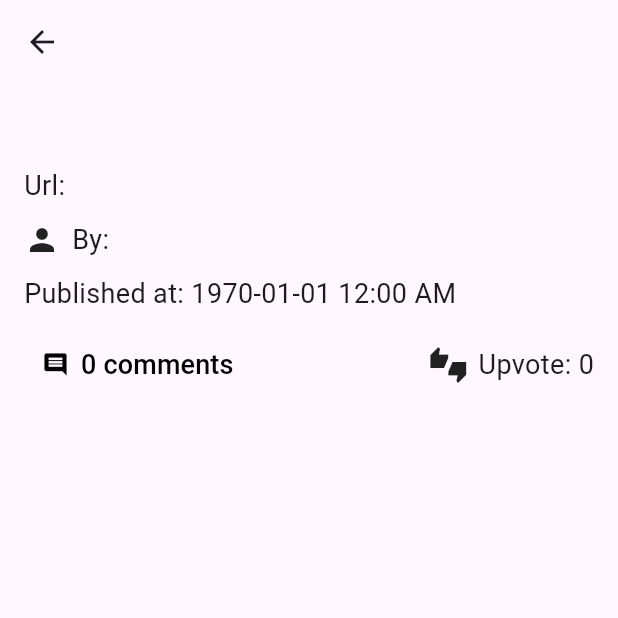
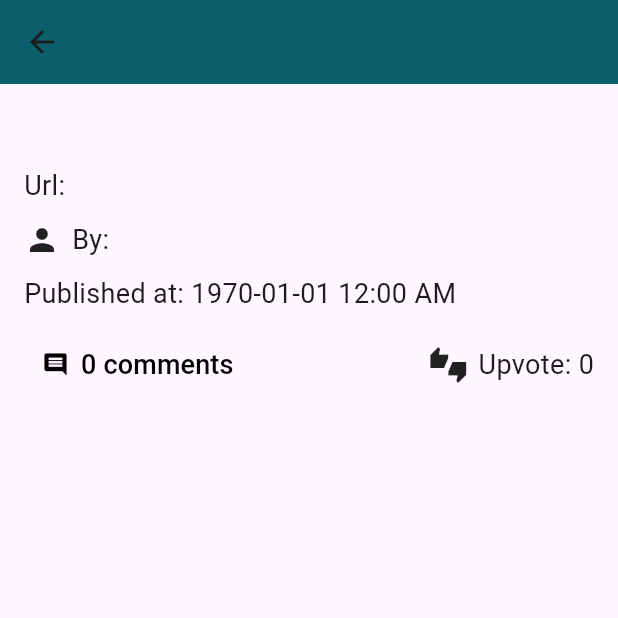
Before and after one commit to mahadihanif/Hacker-News-API-News-App, a Flutter app: the DetailedNewsPage screen opened directly with empty values, on a phone screen of 412 x 824 dp, the top half of it. Run offline on Flutter 3.47's test engine with Material 3 defaults, Android fonts, the phone set to English and light mode, and no system bars; our stand-ins replace get; network calls fail.

Commit message:
Added Custom App bar

```diff
--- a/lib/controller/storiesController.dart
+++ b/lib/controller/storiesController.dart
@@ -6,7 +6,7 @@ import '../models/news_model.dart';
 import '../resources/urlHelper.dart';
 
 class ItemController extends GetxController {
-  var items = <ItemModel>[].obs;
+  var items = <TopStoryModel>[].obs;
   var isLoading = true.obs;
   var isLoadingMore = false.obs;
   var comments = <CommentModel>[].obs;
@@ -41,7 +41,7 @@ class ItemController extends GetxController {
           final storyUrl = Uri.parse(UrlHelper.urlForStory(id));
           final itemResponse = await http.get(storyUrl); // Getting Story by ID
           if (itemResponse.statusCode == 200) {
-            items.add(ItemModel.fromJson(json.decode(itemResponse.body)));
+            items.add(TopStoryModel.fromJson(json.decode(itemResponse.body)));
           }
         }
         currentPage++;
--- a/lib/models/news_model.dart
+++ b/lib/models/news_model.dart
@@ -1,4 +1,4 @@
-class ItemModel {
+class TopStoryModel {
   final String title;
   final String? author;
   final String? text;
@@ -8,8 +8,7 @@ class ItemModel {
   final int? descendants;
   final int time;
 
-
-  ItemModel({
+  TopStoryModel({
     required this.title,
     required this.score,
     required this.descendants,
@@ -18,11 +17,10 @@ class ItemModel {
     this.url,
     required this.time,
     required this.kids,
-
   });
 
-  factory ItemModel.fromJson(Map<String, dynamic> json) {
-    return ItemModel(
+  factory TopStoryModel.fromJson(Map<String, dynamic> json) {
+    return TopStoryModel(
       title: json['title'],
       author: json['by'],
       text: json['text'],
@@ -31,7 +29,6 @@ class ItemModel {
       descendants: json['descendants'],
       time: json['time'],
       kids: List<int>.from(json['kids'] ?? []),
-
     );
   }
 }
--- a/lib/pages/detailed_news_page.dart
+++ b/lib/pages/detailed_news_page.dart
@@ -1,5 +1,4 @@
 import 'dart:io';
-
 import 'package:flutter/material.dart';
 import 'package:flutter/widgets.dart';
 import 'package:intl/intl.dart';
@@ -10,10 +9,11 @@ import 'package:get/get.dart';
 import 'package:url_launcher/url_launcher.dart';
 
 import '../widget/custom_row.dart';
+import '../widget/my_appBar.dart';
 import 'commentsPage.dart';
 
 class DetailedNewsPage extends StatefulWidget {
-  final ItemModel item;
+  final TopStoryModel item;
 
   const DetailedNewsPage({super.key, required this.item});
 
@@ -54,9 +54,7 @@ class _DetailedNewsPageState extends State<DetailedNewsPage> {
   @override
   Widget build(BuildContext context) {
     return Scaffold(
-      appBar: AppBar(
-        title: Text(widget.item.title),
-      ),
+      appBar: CustomAppBar(title: widget.item.title,),
       body: Padding(
         padding: const EdgeInsets.all(16.0),
         child: Column(
@@ -96,14 +94,15 @@ class _DetailedNewsPageState extends State<DetailedNewsPage> {
                 TextButton.icon(
                   onPressed: showComments,
                   icon: const Icon(Icons.comment),
-                label: Text('${widget.item.descendants} comments', style: const TextStyle(fontSize: 18),),
+                  label: Text(
+                    '${widget.item.descendants} comments',
+                    style: const TextStyle(fontSize: 18),
+                  ),
                   style: TextButton.styleFrom(
                     backgroundColor: Colors.transparent,
                     foregroundColor: Colors.black, // Foreground color
                   ),
                 ),
-
-
                 DataRowWidget(
                     icon: Icons.thumbs_up_down_sharp,
                     label: 'Upvote',
--- /dev/null
+++ b/lib/widget/my_appBar.dart
@@ -0,0 +1,24 @@
+import 'package:flutter/material.dart';
+
+class CustomAppBar extends StatelessWidget implements PreferredSizeWidget {
+  final String title;
+
+  const CustomAppBar({super.key, required this.title});
+
+  @override
+  Widget build(BuildContext context) {
+    return AppBar(
+      title: Text(title),
+      titleTextStyle: const TextStyle(
+        fontSize: 20,
+        fontWeight: FontWeight.bold,
+      ),
+      elevation: 5.0,
+      centerTitle: true,
+      backgroundColor: Colors.cyan[900],
+    );
+  }
+
+  @override
+  Size get preferredSize => const Size.fromHeight(kToolbarHeight);
+}
```
Also changed, not shown: lib/pages/commentsPage.dart (+5 -5 lines), lib/pages/home_page.dart (+5 -17 lines), lib/widget/url_show.dart (deleted, +0 -18 lines). Lines whose indentation alone changed are shown as unchanged.
